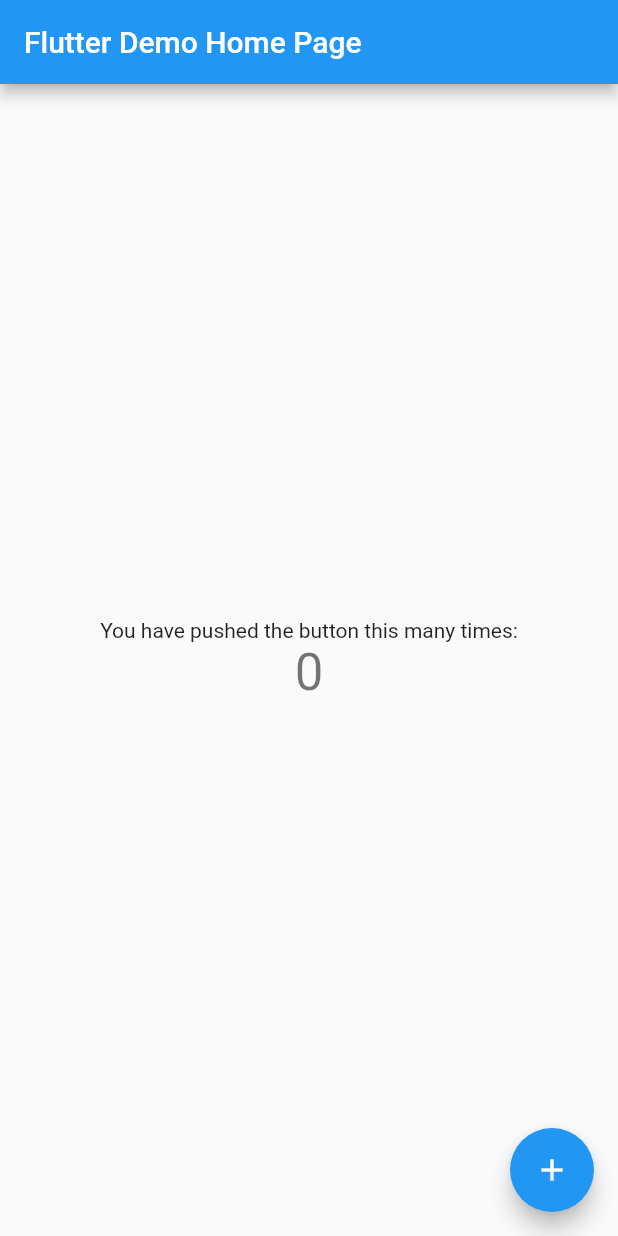
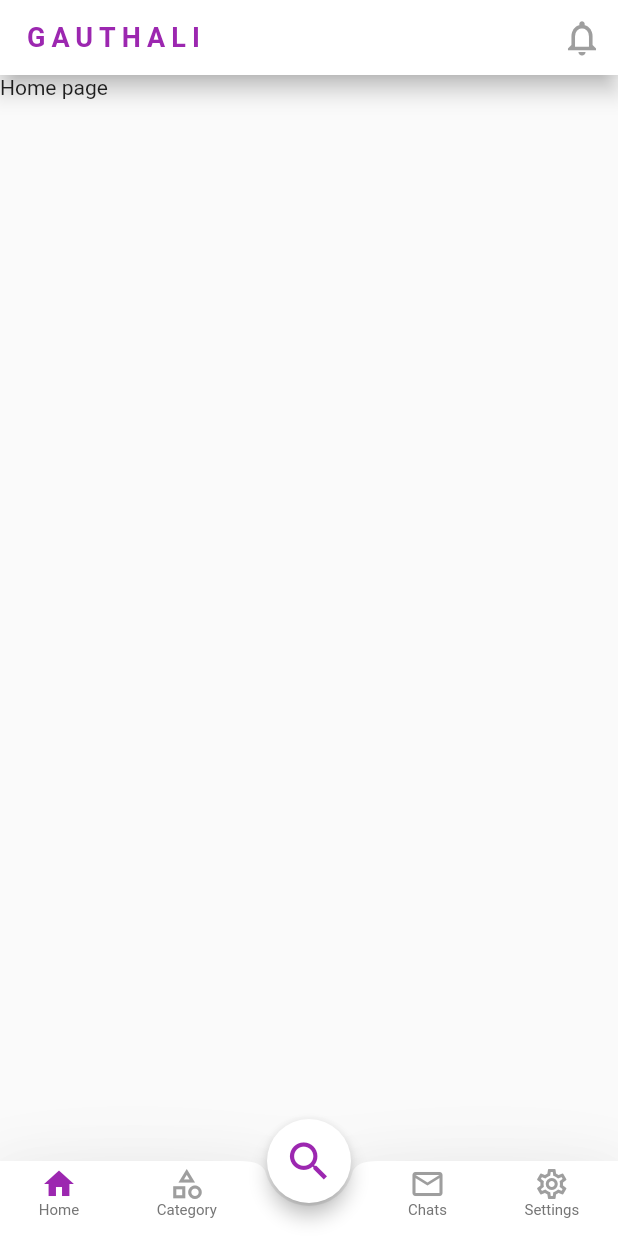
Before and after one commit to johnsudhir/social_shop, a Flutter app: the screen it shows after launch, on a phone screen of 412 x 824 dp. Run offline on Flutter 3.47's test engine with Material 2 defaults, Android fonts, the phone set to English and light mode, and no system bars.

Commit message:
appbar , navbar , category page complete

```diff
--- a/lib/main.dart
+++ b/lib/main.dart
@@ -1,4 +1,5 @@
 import 'package:flutter/material.dart';
+import 'screens/category.dart';
 
 void main() {
   runApp(MyApp());
@@ -9,6 +10,7 @@ class MyApp extends StatelessWidget {
   @override
   Widget build(BuildContext context) {
     return MaterialApp(
+      debugShowCheckedModeBanner: false,
       title: 'Flutter Demo',
       theme: ThemeData(
         // This is the theme of your application.
@@ -22,7 +24,9 @@ class MyApp extends StatelessWidget {
         // is not restarted.
         primarySwatch: Colors.blue,
       ),
-      home: MyHomePage(title: 'Flutter Demo Home Page'),
+      home: MyHomePage(title: 'Flutter Demo Home Page' ,
+
+      ),
     );
   }
 }
@@ -45,19 +49,20 @@ class MyHomePage extends StatefulWidget {
   _MyHomePageState createState() => _MyHomePageState();
 }
 
+// this page enum contains the pages that can be routed by navigations bars
+// this pages wont be push/pop but instead just body will be change according to
+// the value of current_page. for example :
+// if home page is click we set value of current_page to 0 which is index of home in pages enum.
+// current_page == pages.home.index ? (Show home page)
+enum page { // this will be kept in PageRoute provider dart file
+  home ,
+  search , notification , list , setting ,   category ,
+
+}
 class _MyHomePageState extends State<MyHomePage> {
-  int _counter = 0;
+  Color main_color = Colors.purple ; // later on put this in constants.dart
+int current_page = 0  ; // this will be kept in provider class later
 
-  void _incrementCounter() {
-    setState(() {
-      // This call to setState tells the Flutter framework that something has
-      // changed in this State, which causes it to rerun the build method below
-      // so that the display can reflect the updated values. If we changed
-      // _counter without calling setState(), then the build method would not be
-      // called again, and so nothing would appear to happen.
-      _counter++;
-    });
-  }
 
   @override
   Widget build(BuildContext context) {
@@ -69,44 +74,158 @@ class _MyHomePageState extends State<MyHomePage> {
     // than having to individually change instances of widgets.
     return Scaffold(
       appBar: AppBar(
-        // Here we take the value from the MyHomePage object that was created by
-        // the App.build method, and use it to set our appbar title.
-        title: Text(widget.title),
+        backgroundColor: Colors.white,
+        elevation: 6,
+        toolbarHeight: 50,
+        title: Text("GAUTHALI" , style: TextStyle(fontSize: 18 , color: main_color ,letterSpacing: 4, fontWeight: FontWeight.bold),),
+        actions: [
+          IconButton(onPressed: (){
+            setState(() {
+              current_page = 2 ;
+            });
+          },
+              icon:  current_page != page.notification.index? Icon(Icons.notifications_none , color:  Colors.grey[500],size: 28,):
+              Icon(Icons.notifications , color:  main_color,size: 28,)
+
+          )
+        ],
+
       ),
-      body: Center(
-        // Center is a layout widget. It takes a single child and positions it
-        // in the middle of the parent.
-        child: Column(
-          // Column is also a layout widget. It takes a list of children and
-          // arranges them vertically. By default, it sizes itself to fit its
-          // children horizontally, and tries to be as tall as its parent.
-          //
-          // Invoke "debug painting" (press "p" in the console, choose the
-          // "Toggle Debug Paint" action from the Flutter Inspector in Android
-          // Studio, or the "Toggle Debug Paint" command in Visual Studio Code)
-          // to see the wireframe for each widget.
-          //
-          // Column has various properties to control how it sizes itself and
-          // how it positions its children. Here we use mainAxisAlignment to
-          // center the children vertically; the main axis here is the vertical
-          // axis because Columns are vertical (the cross axis would be
-          // horizontal).
-          mainAxisAlignment: MainAxisAlignment.center,
-          children: <Widget>[
-            Text(
-              'You have pushed the button this many times:',
-            ),
-            Text(
-              '$_counter',
-              style: Theme.of(context).textTheme.headline4,
-            ),
-          ],
-        ),
+      body:current_page == 0?Text("Home page") :
+        current_page == 1 ?Text("Search page") :
+        current_page == 2 ?Text("Notification page") :
+        current_page == 3 ?Text("list page") :
+        current_page == 4 ?Text("setting page") :
+        current_page == 5 ?Category():
+        Container(),
+
+
+      floatingActionButton: FloatingActionButton(
+        splashColor: main_color,
+        elevation:5,
+        backgroundColor: Colors.white,
+        onPressed: (){
+          current_page = 1 ;
+          setState(() {
+
+          });
+        },
+        child: Icon(Icons.search , size: 34, color: main_color,),
       ),
-      floatingActionButton: FloatingActionButton(
-        onPressed: _incrementCounter,
-        tooltip: 'Increment',
-        child: Icon(Icons.add),
+      floatingActionButtonLocation: FloatingActionButtonLocation.centerDocked,
+      resizeToAvoidBottomInset: false , // stops this button to rise along with soft keyboard
+
+      bottomNavigationBar: BottomAppBar(
+        color:Colors.white,
+
+        elevation: 30,
+        shape: CircularNotchedRectangle(), //shape of notch
+        notchMargin: 2, //notche margin between floating button and bottom appbar
+        child: Row( //children inside bottom appbar
+            mainAxisSize: MainAxisSize.max,
+            mainAxisAlignment: MainAxisAlignment.spaceAround,
+            children: <Widget>[
+
+              Container(
+                padding: EdgeInsets.all(3),
+                height: 50,
+                child: InkWell(// home button in bottom nav bar
+                  onTap: (){
+                    setState(() {
+                      current_page = 0; // set value of current_page to the index of home in pages enum
+                    });
+                  },
+                  child: Column(
+                    children: [
+                      current_page == page.home.index ?  Icon(Icons.home , color:  main_color) :  Icon(Icons.home_outlined , color:  Colors.grey[500])  ,
+                      Text("Home" , style: TextStyle(fontSize: 10 , color: Colors.grey[600] ),)
+                    ],
+                  ),
+                ),
+              ),
+
+              Container(
+                padding: EdgeInsets.all(3),
+
+                height: 50,
+                child: InkWell(
+                  onTap: (){
+                    setState(() {
+                      current_page =5;
+                    });
+                  },
+                  child: Column(
+                    children: [
+                     current_page == page.category.index ?  Icon(Icons.category_rounded, color: main_color) :  Icon(Icons.category_outlined  ,  color:  Colors.grey[500] )
+                     , Text("Category" , style: TextStyle(fontSize: 10 , color: Colors.grey[600] ),)
+
+                    ],
+                  ),
+                ),
+              ),
+// transparent icon  start
+              Container( // this is a hidden icon in bottom nav bar below floating action button
+                // which help to distribute the icons easily with MainAxisAlignment.spaceAround
+                padding: EdgeInsets.all(3),
+
+                height: 50,
+                child: InkWell(
+                  child: Column(
+                    children: [
+                      current_page == page.category.index ?  Icon(Icons.category_rounded) :  Icon(Icons.category_outlined  , color: Colors.transparent,
+
+                      )],
+                  ),
+                ),
+              ),
+
+// transparent icon close
+
+
+              Container(
+                padding: EdgeInsets.all(3),
+
+                height: 50,
+                child: InkWell(
+                  onTap: (){
+                    setState(() {
+                      current_page = 3;
+                    });
+                  },
+                  child: Column(
+                    children: [
+                      current_page == page.list.index ?  Icon(Icons.mail , color: main_color) :  Icon(Icons.mail_outline , color : Colors.grey[500])   ,
+                      Text("Chats" , style: TextStyle(fontSize: 10, color: Colors.grey[600]  ),)
+                    ],
+                  ),
+                ),
+              ),
+
+              Container(
+                padding: EdgeInsets.all(3),
+
+                height: 50,
+                child: InkWell(
+                  onTap: (){
+                    setState(() {
+                      current_page = 4;
+                    });
+                  },
+                  child: Column(
+                    children: [
+                      current_page == page.setting.index ?  Icon(Icons.settings , color: main_color) :  Icon(Icons.settings_outlined ,color: Colors.grey[500])  ,
+                      Text("Settings" , style: TextStyle(fontSize: 10, color: Colors.grey[600]  ),)
+                    ],
+                  ),
+                ),
+              ),
+
+
+
+
+
+
+            ] ),
       ), // This trailing comma makes auto-formatting nicer for build methods.
     );
   }
--- a/lib/screens/git_test.dart
+++ /dev/null
@@ -1 +0,0 @@
-// this file is to test commits
```
Also changed, not shown: lib/screens/category.dart (added, +163 -0 lines), lib/provider/PageRoute.dart (added).
